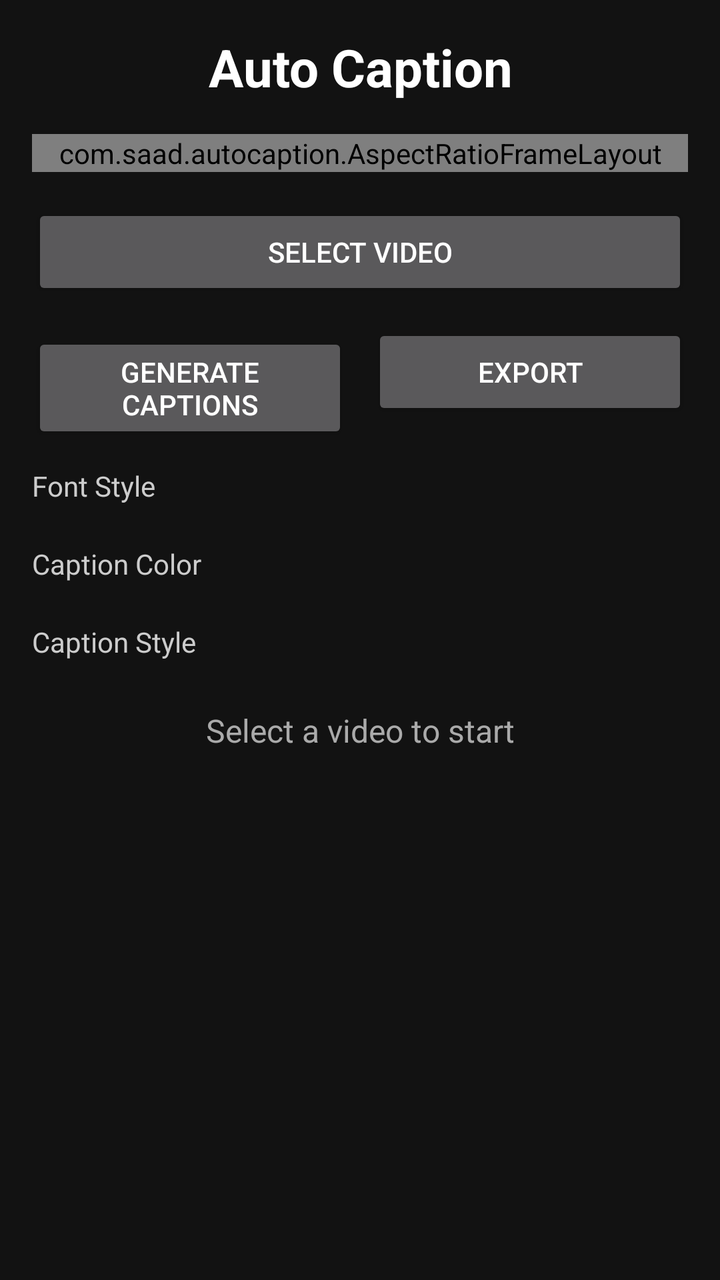
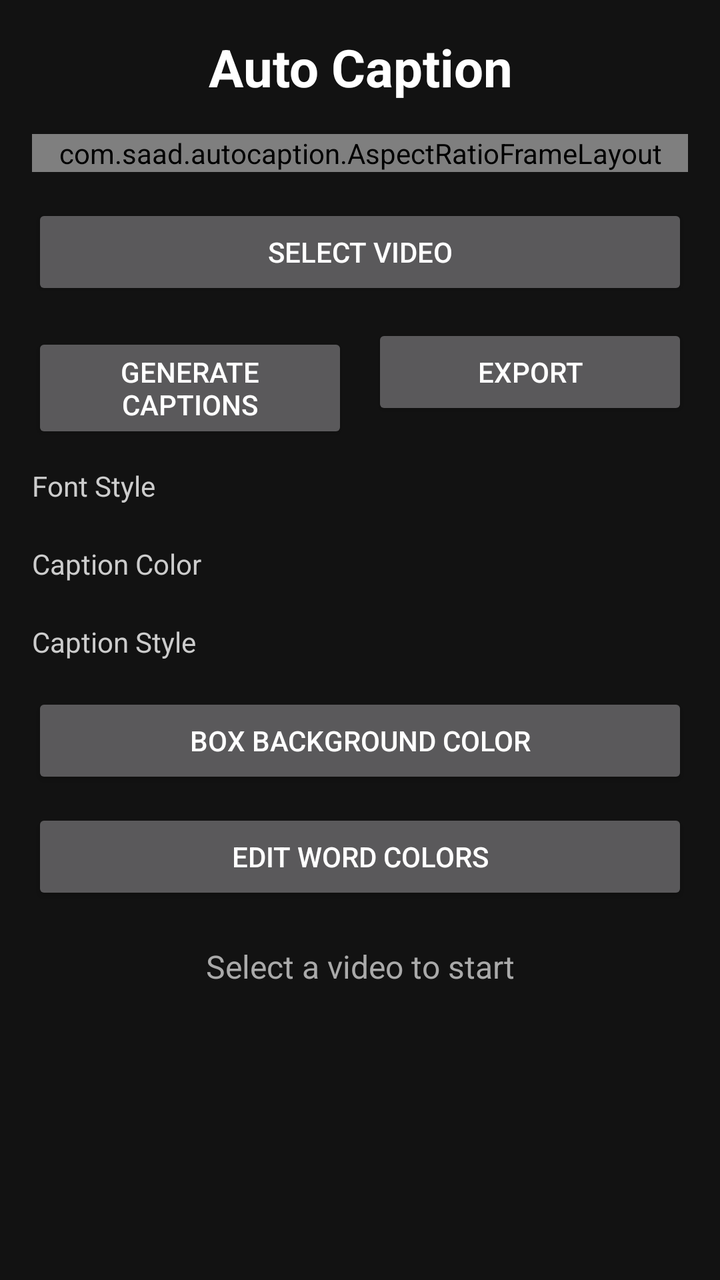

Two renders of the same Android screen: before a commit and after it. Below are the layout's source before the change and the commit's diff.
<!-- AndroidManifest.xml: application theme Theme.AppCompat -->
<!-- res/layout/layout_main.xml -->
<?xml version="1.0" encoding="utf-8"?>
<ScrollView
    xmlns:android="http://schemas.android.com/apk/res/android"
    android:layout_width="match_parent"
    android:layout_height="match_parent"
    android:background="#121212">

    <LinearLayout
        android:layout_width="match_parent"
        android:layout_height="wrap_content"
        android:orientation="vertical"
        android:padding="16dp">

        <TextView
            android:layout_width="match_parent"
            android:layout_height="wrap_content"
            android:text="Auto Caption"
            android:textSize="26sp"
            android:textStyle="bold"
            android:textColor="#FFFFFF"
            android:gravity="center"
            android:layout_marginBottom="16dp" />

        <com.saad.autocaption.AspectRatioFrameLayout
            android:id="@+id/videoPreviewContainer"
            android:layout_width="match_parent"
            android:layout_height="wrap_content"
            android:background="#000000">

            <SurfaceView
                android:id="@+id/videoSurface"
                android:layout_width="match_parent"
                android:layout_height="match_parent" />

            <FrameLayout
                android:id="@+id/captionLayer"
                android:layout_width="match_parent"
                android:layout_height="match_parent">

                <TextView
                    android:id="@+id/wordSlotBefore"
                    android:layout_width="wrap_content"
                    android:layout_height="wrap_content"
                    android:layout_gravity="bottom|center_horizontal"
                    android:textColor="#CCCCCC"
                    android:textSize="22sp"
                    android:padding="4dp" />

                <TextView
                    android:id="@+id/wordSlotActive"
                    android:layout_width="wrap_content"
                    android:layout_height="wrap_content"
                    android:layout_gravity="bottom|center_horizontal"
                    android:textColor="#FFFFFF"
                    android:textStyle="bold"
                    android:textSize="22sp"
                    android:padding="4dp" />

                <TextView
                    android:id="@+id/wordSlotAfter"
                    android:layout_width="wrap_content"
                    android:layout_height="wrap_content"
                    android:layout_gravity="bottom|center_horizontal"
                    android:textColor="#CCCCCC"
                    android:textSize="22sp"
                    android:padding="4dp" />

            </FrameLayout>

            
            <Button
                android:id="@+id/playPauseButton"
                android:layout_width="56dp"
                android:layout_height="56dp"
                android:layout_gravity="bottom|start"
                android:layout_margin="8dp"
                android:text="II"
                android:textColor="#FFFFFF"
                android:textStyle="bold"
                android:background="#AA000000"
                android:insetTop="0dp"
                android:insetBottom="0dp" />

        </com.saad.autocaption.AspectRatioFrameLayout>

        <Button
            android:id="@+id/selectVideoButton"
            android:layout_width="match_parent"
            android:layout_height="wrap_content"
            android:text="Select Video"
            android:layout_marginTop="16dp" />

        <LinearLayout
            android:layout_width="match_parent"
            android:layout_height="wrap_content"
            android:orientation="horizontal"
            android:layout_marginTop="12dp">

            <Button
                android:id="@+id/generateCaptionsButton"
                android:layout_width="0dp"
                android:layout_height="wrap_content"
                android:layout_weight="1"
                android:layout_marginEnd="6dp"
                android:text="Generate Captions" />

            <Button
                android:id="@+id/exportButton"
                android:layout_width="0dp"
                android:layout_height="wrap_content"
                android:layout_weight="1"
                android:layout_marginStart="6dp"
                android:text="Export" />

        </LinearLayout>

        <TextView
            android:layout_width="wrap_content"
            android:layout_height="wrap_content"
            android:text="Font Style"
            android:textColor="#CCCCCC"
            android:textSize="14sp"
            android:layout_marginTop="16dp" />

        <Spinner
            android:id="@+id/fontStyleSpinner"
            android:layout_width="match_parent"
            android:layout_height="wrap_content"
            android:background="#1E1E1E"
            android:popupBackground="#1E1E1E"
            android:layout_marginTop="4dp" />

        <TextView
            android:layout_width="wrap_content"
            android:layout_height="wrap_content"
            android:text="Caption Color"
            android:textColor="#CCCCCC"
            android:textSize="14sp"
            android:layout_marginTop="16dp" />

        <Spinner
            android:id="@+id/captionColorSpinner"
            android:layout_width="match_parent"
            android:layout_height="wrap_content"
            android:background="#1E1E1E"
            android:popupBackground="#1E1E1E"
            android:layout_marginTop="4dp" />

        <TextView
            android:layout_width="wrap_content"
            android:layout_height="wrap_content"
            android:text="Caption Style"
            android:textColor="#CCCCCC"
            android:textSize="14sp"
            android:layout_marginTop="16dp" />

        <Spinner
            android:id="@+id/captionStyleSpinner"
            android:layout_width="match_parent"
            android:layout_height="wrap_content"
            android:background="#1E1E1E"
            android:popupBackground="#1E1E1E"
            android:layout_marginTop="4dp" />

        <TextView
            android:id="@+id/statusText"
            android:layout_width="match_parent"
            android:layout_height="wrap_content"
            android:text="Select a video to start"
            android:textSize="16sp"
            android:textColor="#AAAAAA"
            android:gravity="center"
            android:layout_marginTop="20dp" />

    </LinearLayout>

</ScrollView>
<!-- resources referenced by this layout -->
<resources>

</resources>

<!-- the commit's change to res/layout/layout_main.xml (unified diff, before → after) -->
@@ -66,20 +66,6 @@
                     android:padding="4dp" />
 
             </FrameLayout>
-
-            
-            <Button
-                android:id="@+id/playPauseButton"
-                android:layout_width="56dp"
-                android:layout_height="56dp"
-                android:layout_gravity="bottom|start"
-                android:layout_margin="8dp"
-                android:text="II"
-                android:textColor="#FFFFFF"
-                android:textStyle="bold"
-                android:background="#AA000000"
-                android:insetTop="0dp"
-                android:insetBottom="0dp" />
 
         </com.saad.autocaption.AspectRatioFrameLayout>
 
@@ -162,6 +148,22 @@
             android:popupBackground="#1E1E1E"
             android:layout_marginTop="4dp" />
 
+        
+        <Button
+            android:id="@+id/boxColorButton"
+            android:layout_width="match_parent"
+            android:layout_height="wrap_content"
+            android:text="Box Background Color"
+            android:layout_marginTop="12dp" />
+
+        
+        <Button
+            android:id="@+id/editWordColorsButton"
+            android:layout_width="match_parent"
+            android:layout_height="wrap_content"
+            android:text="Edit Word Colors"
+            android:layout_marginTop="10dp" />
+
         <TextView
             android:id="@+id/statusText"
             android:layout_width="match_parent"
